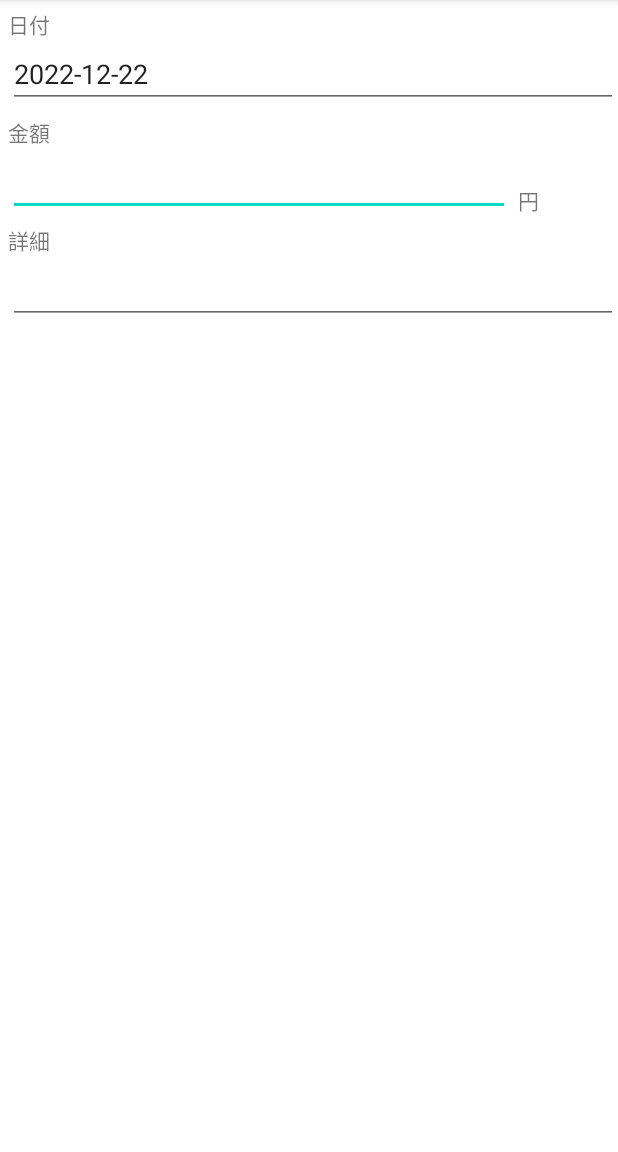
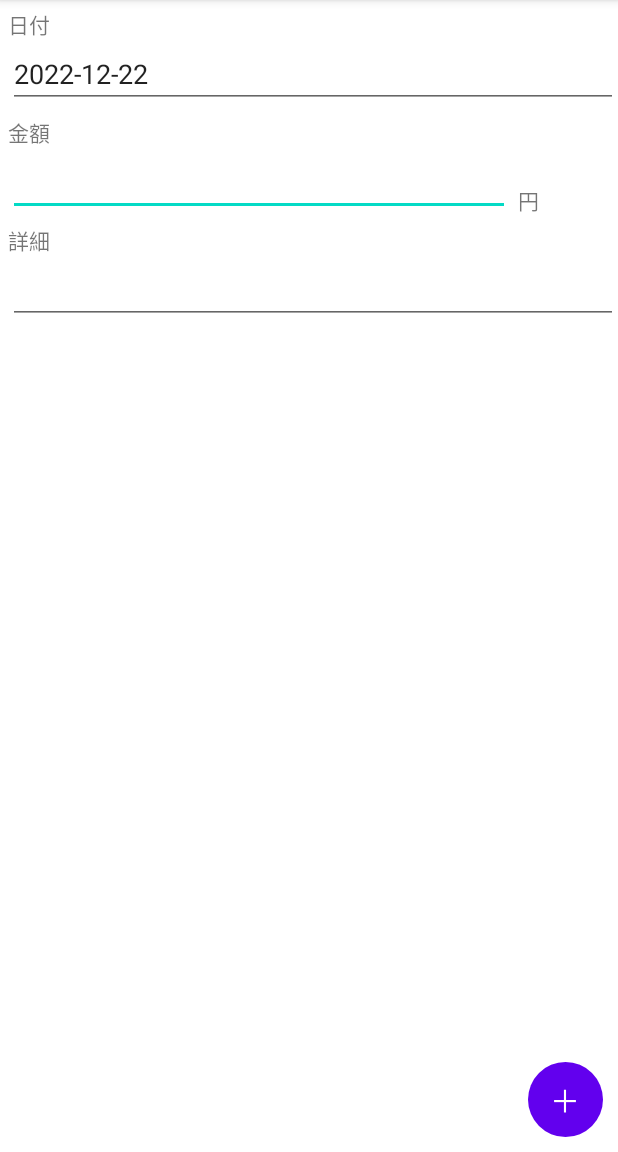
Before and after one commit to PoloLavapies/Kakeibo, an Android app: the AddActivity screen opened directly, with no data from a screen before it, on a phone screen of 412 x 824 dp, the part 84-1236 px from its top. Run offline under Robolectric (Android 15) with nearby library versions, the phone set to English and light mode, and no system bars.

```diff
--- a/app/src/main/res/layout/activity_add.xml
+++ b/app/src/main/res/layout/activity_add.xml
@@ -78,4 +78,14 @@
         app:layout_constraintStart_toStartOf="parent"
         app:layout_constraintTop_toBottomOf="@id/detail_text" />
 
+    <Button
+        android:id="@+id/add_button"
+        android:layout_width="50dp"
+        android:layout_height="50dp"
+        android:layout_margin="10dp"
+        android:text="＋"
+        android:textSize="20dp"
+        android:background="@drawable/circle_button"
+        app:layout_constraintBottom_toBottomOf="parent"
+        app:layout_constraintRight_toRightOf="parent" />
 </androidx.constraintlayout.widget.ConstraintLayout>
```
Also changed, not shown: app/src/main/java/com/example/kakeibo/AddActivity.kt (+15 -0 lines).
